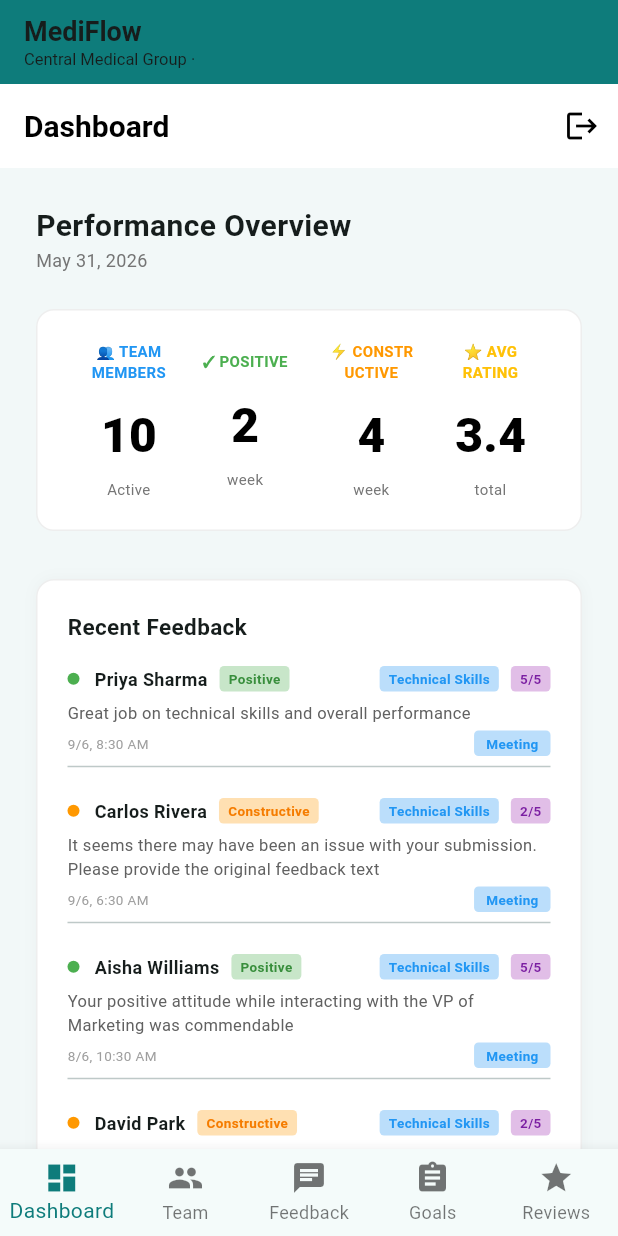
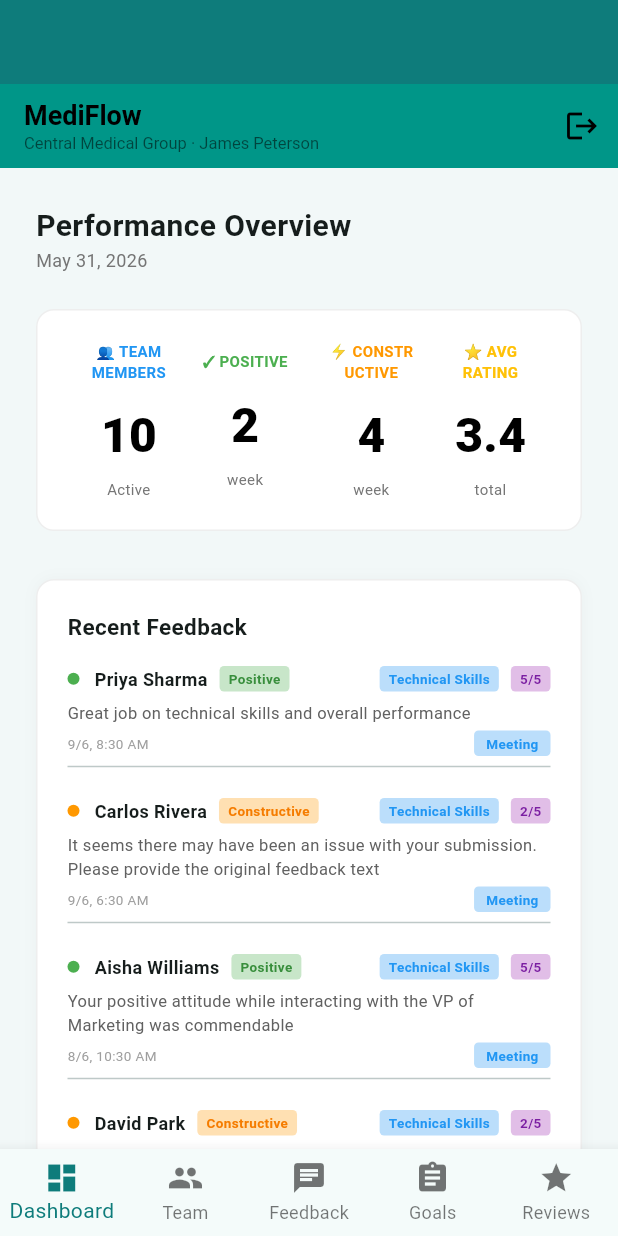
Before and after one commit to deshpandeatharv50-ai/pulse-review, a Flutter app: the AppNavigation screen opened directly with sample values from the repository, on a phone screen of 412 x 824 dp. Run offline on Flutter 3.47's test engine with Material 3 defaults, Android fonts, the phone set to English and light mode, and no system bars; our stand-ins replace supabase_flutter; accounts and stored records are empty.

Commit message:
Show MediFlow header only on Dashboard screen
- Removed MediFlow header from AppNavigation (global)
- Added MediFlow header to Dashboard AppBar only
- Header now only visible on Dashboard, not on other screens

Co-Authored-By: Claude Haiku 4.5 <noreply@anthropic.com>

```diff
--- a/lib/screens/dashboard_enterprise.dart
+++ b/lib/screens/dashboard_enterprise.dart
@@ -331,15 +331,20 @@ class _DashboardEnterpriseState extends State<DashboardEnterprise> {
 
     return Scaffold(
       appBar: AppBar(
-        title: const Text('Dashboard', style: TextStyle(fontWeight: FontWeight.w700, fontSize: 20)),
+        backgroundColor: Colors.teal,
+        elevation: 0,
         automaticallyImplyLeading: false,
-        elevation: 0,
-        backgroundColor: Colors.white,
-        foregroundColor: Colors.black,
-        clipBehavior: Clip.hardEdge,
+        title: const Column(
+          crossAxisAlignment: CrossAxisAlignment.start,
+          mainAxisSize: MainAxisSize.min,
+          children: [
+            Text('MediFlow', style: TextStyle(fontSize: 18, fontWeight: FontWeight.w700, color: Colors.black)),
+            Text('Central Medical Group · James Peterson', style: TextStyle(fontSize: 11, fontWeight: FontWeight.w400, color: Colors.black54)),
+          ],
+        ),
         actions: [
           IconButton(
-            icon: const Icon(Icons.logout),
+            icon: const Icon(Icons.logout, color: Colors.black),
             onPressed: () async {
               try {
                 await Supabase.instance.client.auth.signOut();
--- a/lib/widgets/app_navigation.dart
+++ b/lib/widgets/app_navigation.dart
@@ -61,18 +61,7 @@ class _AppNavigationState extends State<AppNavigation> {
         backgroundColor: org.accentColor,
         elevation: 0,
         automaticallyImplyLeading: false,
-        title: Column(
-          crossAxisAlignment: CrossAxisAlignment.start,
-          mainAxisSize: MainAxisSize.min,
-          children: [
-            const Text('MediFlow',
-                style: TextStyle(fontSize: 18, fontWeight: FontWeight.w700)),
-            Text(
-              '${org.name} · ${persona.name}',
-              style: const TextStyle(fontSize: 11, fontWeight: FontWeight.w400),
-            ),
-          ],
-        ),
+        title: null,
         actions: [],
       ),
       body: _screens[_selectedIndex],
```
